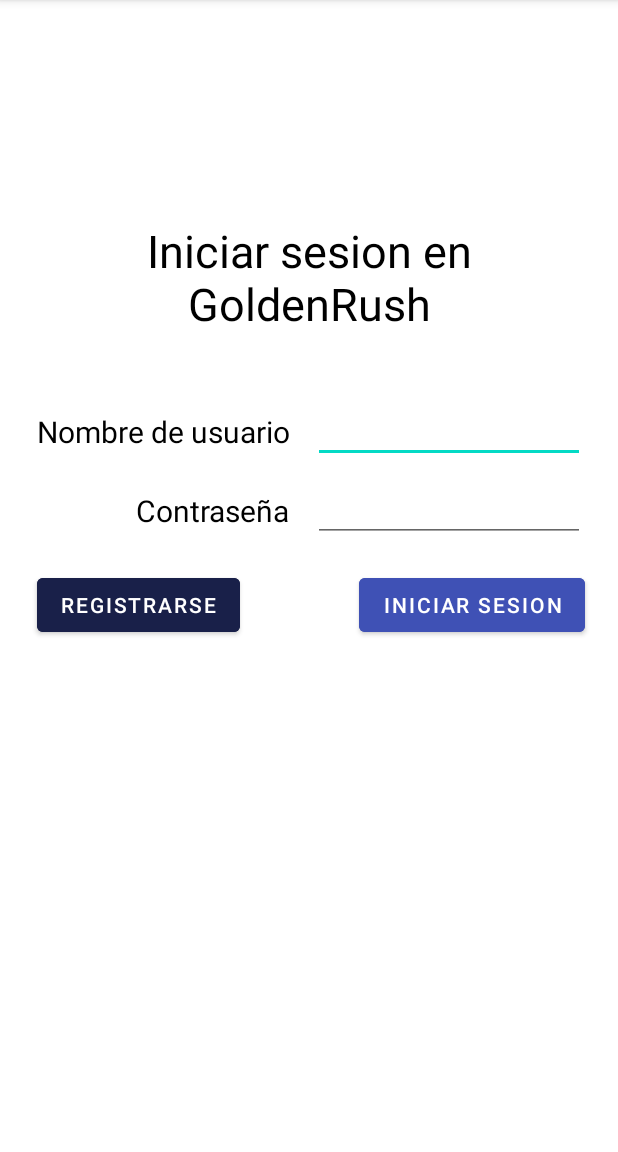
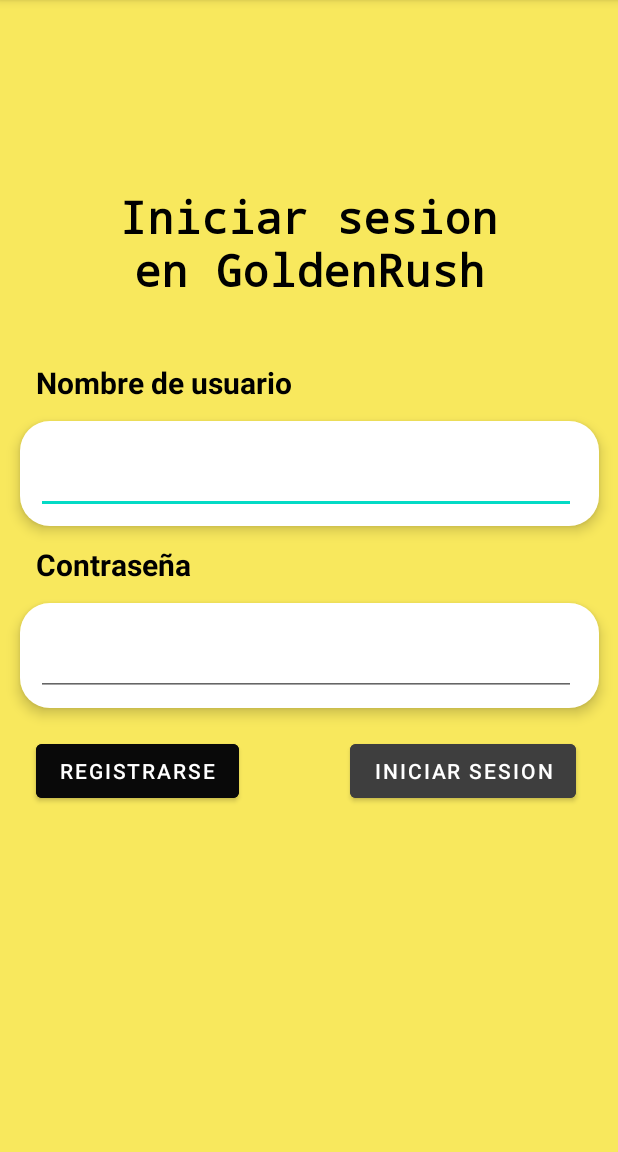
Before and after one commit to Lauvaz/Cliente_Android, an Android app: the screen it shows after launch (Login), on a phone screen of 412 x 824 dp, the part 84-1236 px from its top. Run offline under Robolectric (Android 15) with nearby library versions, the phone set to English and light mode, and no system bars.

Commit message:
auto login done

```diff
--- a/app/build.gradle
+++ b/app/build.gradle
@@ -42,4 +42,5 @@ dependencies {
     implementation 'com.squareup.retrofit2:retrofit:2.1.0'
     implementation 'com.squareup.retrofit2:converter-simplexml:2.1.0'
     implementation 'androidx.recyclerview:recyclerview:1.2.1'
+    implementation "androidx.preference:preference:1.1.1"
 }
--- a/app/src/main/java/edu/upc/dsa/client_g04/Activities/ListObjects.java
+++ b/app/src/main/java/edu/upc/dsa/client_g04/Activities/ListObjects.java
@@ -7,6 +7,7 @@ import android.util.Log;
 import android.view.MenuItem;
 import android.view.View;
 import android.widget.ProgressBar;
+import android.widget.Toast;
 
 import androidx.appcompat.app.AppCompatActivity;
 import androidx.recyclerview.widget.LinearLayoutManager;
@@ -60,6 +61,7 @@ public class ListObjects extends AppCompatActivity {
             public void onResponse(Call<List<Object>> call, Response<List<Object>> response) {
                 if(!response.isSuccessful()){
                     log.info("Error" + response.code());
+                    Toast.makeText(getApplicationContext(), "Error: " + response.code(), Toast.LENGTH_LONG).show();
                     return;
                 }
 
@@ -69,6 +71,7 @@ public class ListObjects extends AppCompatActivity {
 
             @Override
             public void onFailure(Call<List<Object>> call, Throwable t) {
+                Toast.makeText(getApplicationContext(), "Error Code: " + t.getMessage(), Toast.LENGTH_LONG).show();
                 log.info("Error");
             }
         });
--- a/app/src/main/java/edu/upc/dsa/client_g04/Activities/Login.java
+++ b/app/src/main/java/edu/upc/dsa/client_g04/Activities/Login.java
@@ -1,12 +1,15 @@
 package edu.upc.dsa.client_g04.Activities;
 
 import android.content.Intent;
+import android.content.SharedPreferences;
 import android.os.Bundle;
 import android.view.View;
 import android.widget.ProgressBar;
 import android.widget.TextView;
+import android.widget.Toast;
 
 import androidx.appcompat.app.AppCompatActivity;
+import androidx.preference.PreferenceManager;
 
 import java.util.List;
 import java.util.logging.Logger;
@@ -23,9 +26,17 @@ import retrofit2.Retrofit;
 import retrofit2.converter.gson.GsonConverterFactory;
 
 public class Login extends AppCompatActivity {
+
     TextView name;
     TextView password;
     APIREST apiRest;
+
+    List<User> usersList;
+    private int position;
+    public static int numID;
+    public static int id;
+
+    int userId;
 
     private ProgressBar bProgreso;
     final Logger log = Logger.getLogger(String.valueOf(Register.class));
@@ -42,9 +53,17 @@ public class Login extends AppCompatActivity {
                 .addConverterFactory(GsonConverterFactory.create())
                 .build();
         apiRest = retrofit.create(APIREST.class);
+
+        SharedPreferences preferences = PreferenceManager.getDefaultSharedPreferences(Login.this);
+        userId = preferences.getInt("userId", 0);
+        if(userId>0){
+            Intent intentDashboard = new Intent(this, Dashboard.class);
+            startActivity(intentDashboard);
+        }
     }
 
     public void loginClick(View v){
+
         this.name = (TextView) findViewById(R.id.editUsernameLogin);
         this.password = (TextView) findViewById(R.id.editPasswordLogin);
 
@@ -54,7 +73,8 @@ public class Login extends AppCompatActivity {
         LoginUser user = new LoginUser(name.getText().toString(),password.getText().toString());
 
         Intent intentDashboard = new Intent(this, Dashboard.class);
-        intentDashboard.putExtra("username",user.getName());
+
+        SharedPreferences preferences = PreferenceManager.getDefaultSharedPreferences(Login.this);
 
         Call<LoginUser> call = apiRest.loginUser(user);
         call.enqueue(new Callback<LoginUser>() {
@@ -63,9 +83,32 @@ public class Login extends AppCompatActivity {
                 if(response.isSuccessful()){
                     LoginUser user = response.body();
                     log.info("Inicio de sesion con nombre de usuario: "+ user.getName());
-                    startActivity(intentDashboard);
+
+                    Call<List<User>> callUser = apiRest.getUserList();
+                    callUser.enqueue(new Callback<List<User>>() {
+                        @Override
+                        public void onResponse(Call<List<User>> call, Response<List<User>> response) {
+                            if(!response.isSuccessful()){
+                                log.info("Error" + response.code());
+                                Toast.makeText(getApplicationContext(), "El usuario no existe. Error: " + response.code(), Toast.LENGTH_LONG).show();
+                                return;
+                            }
+                            usersList = response.body();
+                            id = getUser(usersList, name.getText().toString());
+                            preferences.edit().putInt("userId", id).commit();
+                            Toast.makeText(getApplicationContext(), "Bienvenid@ " + name.getText().toString(), Toast.LENGTH_LONG).show();
+                            startActivity(intentDashboard);
+                        }
+
+                        @Override
+                        public void onFailure(Call<List<User>> call, Throwable t) {
+                            Toast.makeText(getApplicationContext(), "Error Code " + t.getMessage(), Toast.LENGTH_LONG).show();
+                        }
+                    });
+
                 } else {
                     log.info("Error al inicio de sesion");
+                    Toast.makeText(getApplicationContext(), "El usuario no existe. Error: " + response.code(), Toast.LENGTH_LONG).show();
                     bProgreso.setVisibility(v.GONE);
                 }
             }
@@ -73,6 +116,7 @@ public class Login extends AppCompatActivity {
             @Override
             public void onFailure(Call<LoginUser> call, Throwable t) {
                 log.info("estamos aqui");
+                Toast.makeText(getApplicationContext(), "Error Code " + t.getMessage(), Toast.LENGTH_LONG).show();
                 bProgreso.setVisibility(v.GONE);
             }
         });
@@ -85,4 +129,12 @@ public class Login extends AppCompatActivity {
 
     public void onBackPressed() {
     }
+
+    public int getUser(List<User> listUser, String username){
+        for (position = 0;position<listUser.size();position=position+1){
+            User user = listUser.get(position);
+            if(user.getName().equals(username)) numID = user.getId();
+        }
+        return numID;
+    }
 }
--- a/app/src/main/java/edu/upc/dsa/client_g04/Activities/Register.java
+++ b/app/src/main/java/edu/upc/dsa/client_g04/Activities/Register.java
@@ -5,6 +5,7 @@ import android.os.Bundle;
 import android.view.View;
 import android.widget.ProgressBar;
 import android.widget.TextView;
+import android.widget.Toast;
 
 import androidx.appcompat.app.AppCompatActivity;
 
@@ -61,9 +62,11 @@ public class Register extends AppCompatActivity {
                 if (response.isSuccessful()){
                     User user = response.body();
                     log.info("Usuario registrado con nombre de usuario: "+ user.getName());
+                    Toast.makeText(getApplicationContext(), "Usuario registrado: " + name.getText().toString(), Toast.LENGTH_LONG).show();
                     startActivity(intentLogin);
                 } else {
                     log.info("Error al registrarse");
+                    Toast.makeText(getApplicationContext(), "Error al registrarse. Code: " + response.code(), Toast.LENGTH_LONG).show();
                     bProgreso.setVisibility(v.GONE);
                 }
             }
@@ -72,6 +75,7 @@ public class Register extends AppCompatActivity {
             public void onFailure(Call<User> call, Throwable t) {
                 //t.printStackTrace();
                 log.info("estamos aqui");
+                Toast.makeText(getApplicationContext(), "Error Code: " + t.getMessage(), Toast.LENGTH_LONG).show();
                 bProgreso.setVisibility(v.GONE);
             }
         });
--- /dev/null
+++ b/app/src/main/res/drawable/redondeado.xml
@@ -0,0 +1,11 @@
+<?xml version="1.0" encoding="utf-8"?>
+<shape xmlns:android="http://schemas.android.com/apk/res/android" android:shape="rectangle">
+
+    <solid android:color="#FFFFFF" />
+    <padding android:top="2dp" android:bottom="2dp" />
+    <corners android:bottomRightRadius="20dp"
+        android:bottomLeftRadius="20dp"
+        android:topLeftRadius="20dp"
+        android:topRightRadius="20dp" />
+
+</shape>
--- a/app/src/main/res/layout/login.xml
+++ b/app/src/main/res/layout/login.xml
@@ -3,64 +3,106 @@
     xmlns:app="http://schemas.android.com/apk/res-auto"
     xmlns:tools="http://schemas.android.com/tools"
     android:layout_width="match_parent"
-    android:layout_height="match_parent">
+    android:layout_height="match_parent"
+    android:background="#F8E85D">
 
     <TextView
         android:id="@+id/titulologin"
         android:layout_width="253dp"
         android:layout_height="77dp"
-        android:layout_marginBottom="50dp"
+        android:layout_marginBottom="40dp"
         android:text="Iniciar sesion en GoldenRush"
+        android:fontFamily="monospace"
         android:textAlignment="center"
         android:textColor="#000000"
         android:textSize="30sp"
+        android:textStyle="bold"
         app:layout_constraintBottom_toTopOf="@+id/usernamelogin"
         app:layout_constraintEnd_toEndOf="parent"
         app:layout_constraintStart_toStartOf="parent" />
+
+    <View
+        android:id="@+id/view3"
+        android:layout_width="386dp"
+        android:layout_height="70dp"
+        android:background="@drawable/redondeado"
+        android:elevation="5dp"
+        app:layout_constraintBottom_toBottomOf="@+id/editUsernameLogin"
+        app:layout_constraintEnd_toEndOf="parent"
+        app:layout_constraintStart_toStartOf="parent"
+        app:layout_constraintTop_toTopOf="@+id/editUsernameLogin" />
+
+    <View
+        android:id="@+id/view4"
+        android:layout_width="386dp"
+        android:layout_height="70dp"
+        android:background="@drawable/redondeado"
+        android:elevation="5dp"
+        app:layout_constraintBottom_toBottomOf="@+id/editPasswordLogin"
+        app:layout_constraintEnd_toEndOf="parent"
+        app:layout_constraintStart_toStartOf="parent"
+        app:layout_constraintTop_toTopOf="@+id/editPasswordLogin" />
 
     <TextView
         android:id="@+id/usernamelogin"
         android:layout_width="wrap_content"
         android:layout_height="wrap_content"
+        android:elevation="5dp"
         android:text="Nombre de usuario"
         android:textColor="#000000"
         android:textSize="20sp"
+        android:textStyle="bold"
         app:layout_constraintBottom_toBottomOf="parent"
         app:layout_constraintEnd_toEndOf="parent"
         app:layout_constraintHorizontal_bias="0.1"
         app:layout_constraintStart_toStartOf="parent"
         app:layout_constraintTop_toTopOf="parent"
-        app:layout_constraintVertical_bias="0.37" />
+        app:layout_constraintVertical_bias="0.326" />
 
     <TextView
         android:id="@+id/passwordlogin"
         android:layout_width="wrap_content"
         android:layout_height="wrap_content"
-        android:layout_marginTop="25dp"
+        android:layout_marginTop="20dp"
+        android:elevation="5dp"
         android:text="Contraseña"
         android:textColor="#000000"
         android:textSize="20sp"
-        app:layout_constraintEnd_toEndOf="@+id/usernamelogin"
+        android:textStyle="bold"
+        app:layout_constraintStart_toStartOf="@+id/usernamelogin"
+        app:layout_constraintTop_toBottomOf="@+id/editUsernameLogin" />
+
+    <EditText
+        android:id="@+id/editUsernameLogin"
+        android:layout_width="360dp"
+        android:layout_height="54dp"
+        android:layout_marginTop="20dp"
+        android:elevation="5dp"
+        android:ems="10"
+        android:inputType="textPersonName"
+        android:textColor="#000000"
+        app:layout_constraintStart_toStartOf="@+id/usernamelogin"
         app:layout_constraintTop_toBottomOf="@+id/usernamelogin" />
 
     <EditText
-        android:id="@+id/editUsernameLogin"
-        android:layout_width="181dp"
-        android:layout_height="41dp"
-        android:layout_marginStart="15dp"
+        android:id="@+id/editPasswordLogin"
+        android:layout_width="360dp"
+        android:layout_height="54dp"
+        android:layout_marginTop="20dp"
+        android:elevation="5dp"
         android:ems="10"
-        android:inputType="textPersonName"
-        android:textColor="#000000"
-        app:layout_constraintBottom_toBottomOf="@+id/usernamelogin"
-        app:layout_constraintStart_toEndOf="@+id/usernamelogin"
-        app:layout_constraintTop_toTopOf="@+id/usernamelogin" />
+        android:inputType="textPassword"
+        app:layout_constraintEnd_toEndOf="@+id/editUsernameLogin"
+        app:layout_constraintStart_toStartOf="@+id/editUsernameLogin"
+        app:layout_constraintTop_toBottomOf="@+id/passwordlogin" />
 
     <Button
         android:id="@+id/loginClick"
         android:layout_width="wrap_content"
         android:layout_height="wrap_content"
-        android:layout_marginTop="25dp"
-        android:backgroundTint="#3F51B5"
+        android:layout_marginTop="100dp"
+        android:backgroundTint="#3E3E3E"
+        android:elevation="10dp"
         android:onClick="loginClick"
         android:text="Iniciar sesion"
         app:layout_constraintEnd_toEndOf="@+id/editPasswordLogin"
@@ -70,21 +112,12 @@
         android:id="@+id/register2Click"
         android:layout_width="wrap_content"
         android:layout_height="wrap_content"
-        android:backgroundTint="#192049"
+        android:backgroundTint="#090909"
+        android:elevation="10dp"
         android:onClick="registerLoginClick"
         android:text="Registrarse"
         app:layout_constraintBottom_toBottomOf="@+id/loginClick"
         app:layout_constraintStart_toStartOf="@+id/usernamelogin" />
-
-    <EditText
-        android:id="@+id/editPasswordLogin"
-        android:layout_width="181dp"
-        android:layout_height="41dp"
-        android:ems="10"
-        android:inputType="textPassword"
-        app:layout_constraintBottom_toBottomOf="@+id/passwordlogin"
-        app:layout_constraintStart_toStartOf="@+id/editUsernameLogin"
-        app:layout_constraintTop_toTopOf="@+id/passwordlogin" />
 
     <ProgressBar
         android:id="@+id/progressBar"
@@ -96,6 +129,6 @@
         app:layout_constraintEnd_toEndOf="parent"
         app:layout_constraintStart_toStartOf="parent"
         app:layout_constraintTop_toTopOf="parent"
-        app:layout_constraintVertical_bias="0.75" />
+        app:layout_constraintVertical_bias="0.92" />
 
 </androidx.constraintlayout.widget.ConstraintLayout>
```
Also changed, not shown: app/src/main/java/edu/upc/dsa/client_g04/Activities/Dashboard.java (+9 -29 lines), app/src/main/java/edu/upc/dsa/client_g04/Activities/Perfil.java (+13 -34 lines).
